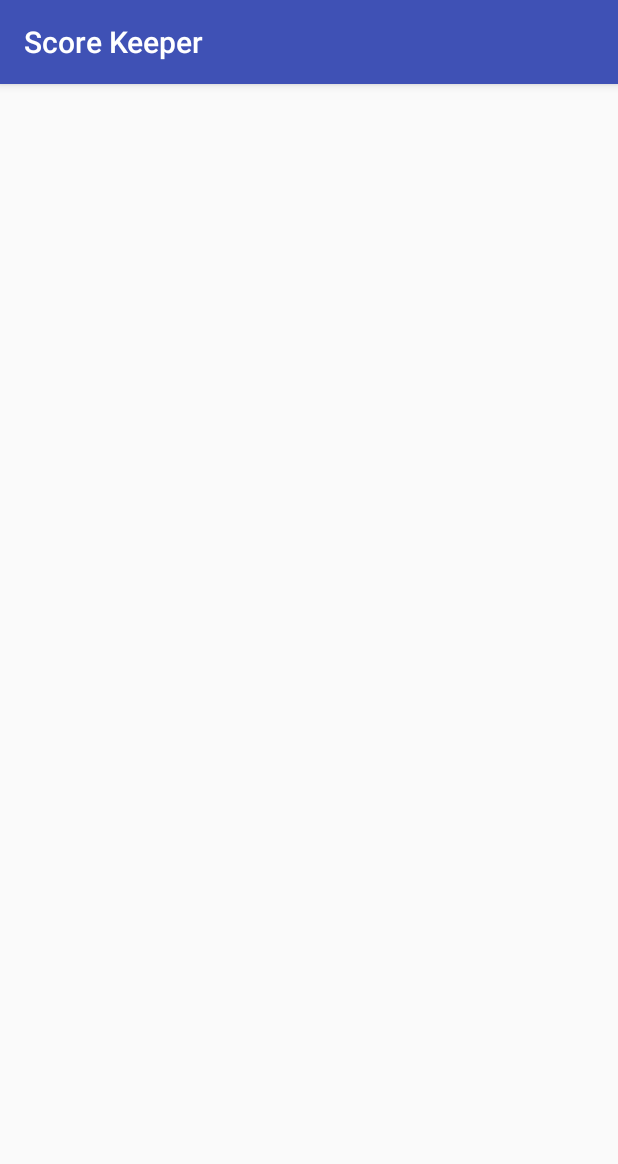
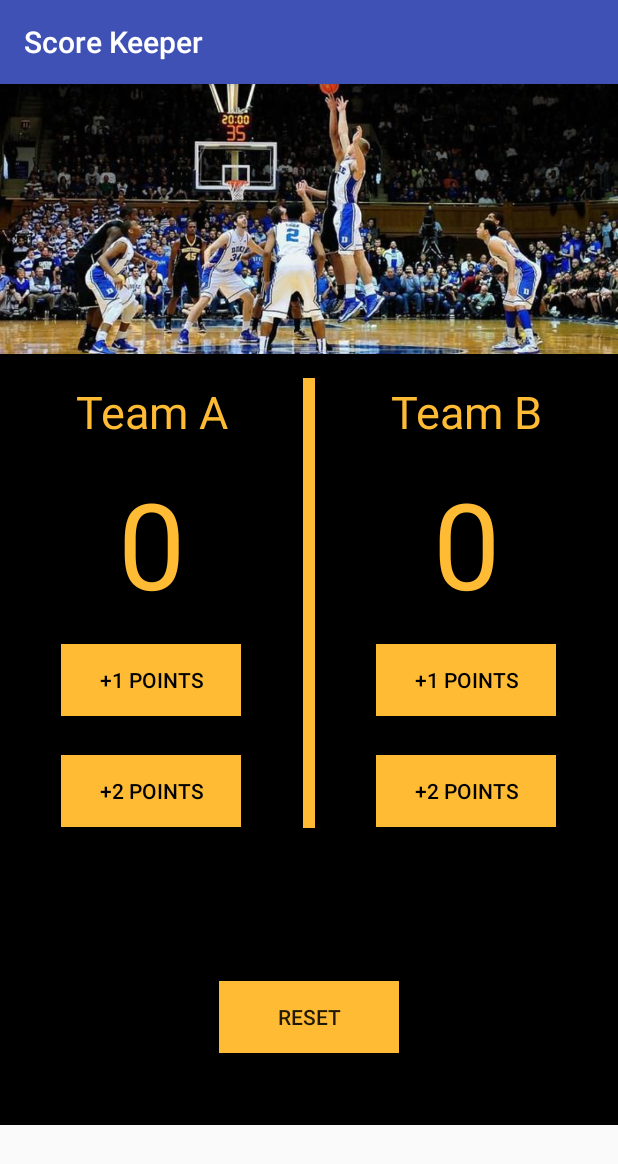
Before and after one commit to tarsbirsingh/ScoreKeeper, an Android app: the screen it shows after launch (MainActivity), on a phone screen of 412 x 824 dp. Shown: the top 1164 px of the screen. Run offline under Robolectric (Android 15) with nearby library versions, the phone set to English and light mode, and no system bars.

Commit message:
Finish work of

```diff
--- a/app/src/main/res/layout/activity_main.xml
+++ b/app/src/main/res/layout/activity_main.xml
@@ -7,14 +7,14 @@
     <LinearLayout
         android:layout_width="match_parent"
         android:layout_height="wrap_content"
-        android:orientation="vertical"
-        android:background="@android:color/black">
+        android:background="@android:color/black"
+        android:orientation="vertical">
         <ImageView
             android:layout_width="match_parent"
             android:layout_height="@dimen/one_eight_zero_dp"
+            android:layout_marginTop="@dimen/zero_dp"
             android:contentDescription="@string/image"
             android:scaleType="centerCrop"
-            android:layout_marginTop="@dimen/zero_dp"
             android:src="@drawable/basketball1" />
 
     <LinearLayout
@@ -29,12 +29,10 @@
             android:layout_weight="1"
             android:orientation="vertical">
 
-
-
             <TextView
                 android:layout_width="match_parent"
                 android:layout_height="wrap_content"
-                android:layout_marginTop="18dp"
+                android:layout_marginTop="@dimen/one_eight_dp"
                 android:fontFamily="sans-serif"
                 android:gravity="center"
                 android:text="@string/team_a"
@@ -45,38 +43,38 @@
                 android:id="@+id/team_a_score"
                 android:layout_width="match_parent"
                 android:layout_height="wrap_content"
-                android:layout_marginTop="14dp"
+                android:layout_marginTop="@dimen/one_four_dp"
                 android:fontFamily="sans-serif"
                 android:gravity="center"
                 android:text="@string/zero"
                 android:textColor="@android:color/holo_orange_light"
-                android:textSize="80sp" />
+                android:textSize="@dimen/eight_zero_Sp" />
 
             <Button
-                android:layout_width="120dp"
+                android:layout_width="@dimen/one_two_zero_dp"
                 android:layout_height="wrap_content"
                 android:layout_gravity="center"
-                android:layout_marginTop="14dp"
+                android:layout_marginTop="@dimen/one_four_dp"
                 android:background="@android:color/holo_orange_light"
+                android:onClick="addOneForTeamA"
                 android:text="@string/one_point"
-                android:textColor="@android:color/black"
-                android:onClick="addOneForTeamA"/>
+                android:textColor="@android:color/black"/>
 
             <Button
-                android:layout_width="120dp"
+                android:layout_width="@dimen/one_two_zero_dp"
                 android:layout_height="wrap_content"
                 android:layout_gravity="center"
-                android:layout_marginTop="26dp"
+                android:layout_marginTop="@dimen/two_six_dp"
                 android:background="@android:color/holo_orange_light"
+                android:onClick="addTwoForTeamA"
                 android:text="@string/two_point"
-                android:onClick="addTwoForTeamA"
                 android:textColor="@android:color/black" />
         </LinearLayout>
         <View
-            android:layout_width="8dp"
-            android:layout_height="300dp"
-            android:layout_marginTop="16dp"
-            android:layout_marginBottom="14dp"
+            android:layout_width="@dimen/eight_dp"
+            android:layout_height="@dimen/three_zero_zero_dp"
+            android:layout_marginBottom="@dimen/one_four_dp"
+            android:layout_marginTop="@dimen/one_six_dp"
             android:background="@android:color/holo_orange_light"/>
         <LinearLayout
             android:layout_width="@dimen/zero_dp"
@@ -88,7 +86,7 @@
             <TextView
                 android:layout_width="match_parent"
                 android:layout_height="wrap_content"
-                android:layout_marginTop="18dp"
+                android:layout_marginTop="@dimen/one_eight_dp"
                 android:fontFamily="sans-serif"
                 android:gravity="center"
                 android:text="@string/team_b"
@@ -98,40 +96,40 @@
                 android:id="@+id/team_b_score"
                 android:layout_width="match_parent"
                 android:layout_height="wrap_content"
-                android:layout_marginTop="14dp"
+                android:layout_marginTop="@dimen/one_four_dp"
                 android:fontFamily="sans-serif"
                 android:gravity="center"
                 android:text="@string/zero"
                 android:textColor="@android:color/holo_orange_light"
-                android:textSize="80sp" />
+                android:textSize="@dimen/eight_zero_Sp" />
             <Button
-                android:layout_width="120dp"
+                android:layout_width="@dimen/one_two_zero_dp"
                 android:layout_height="wrap_content"
                 android:layout_gravity="center"
-                android:layout_marginTop="14dp"
+                android:layout_marginTop="@dimen/one_four_dp"
                 android:background="@android:color/holo_orange_light"
+                android:onClick="addOneForTeamB"
                 android:text="@string/one_point"
-                android:onClick="addOneForTeamB"
                 android:textColor="@android:color/black" />
             <Button
-                android:layout_width="120dp"
+                android:layout_width="@dimen/one_two_zero_dp"
                 android:layout_height="wrap_content"
                 android:layout_gravity="center"
-                android:layout_marginTop="26dp"
+                android:layout_marginTop="@dimen/two_six_dp"
                 android:background="@android:color/holo_orange_light"
+                android:onClick="addTwoForTeamB"
                 android:text="@string/two_point"
-                android:onClick="addTwoForTeamB"
                 android:textColor="@android:color/black" />
         </LinearLayout>
     </LinearLayout>
         <Button
-            android:layout_width="120dp"
+            android:layout_width="@dimen/one_two_zero_dp"
             android:layout_height="wrap_content"
-            android:text="@string/reset"
+            android:layout_gravity="center"
+            android:layout_marginBottom="@dimen/four_eight_dp"
+            android:layout_marginTop="@dimen/four_eight_dp"
             android:background="@android:color/holo_orange_light"
-            android:layout_gravity="center"
-            android:layout_marginTop="48dp"
-            android:layout_marginBottom="48dp"
-            android:onClick="resetScore"/>
+            android:onClick="resetScore"
+            android:text="@string/reset"/>
     </LinearLayout>
 </ScrollView>
--- a/app/src/main/res/values/dimens.xml
+++ b/app/src/main/res/values/dimens.xml
@@ -1,9 +1,17 @@
 <?xml version="1.0" encoding="utf-8"?>
 <resources>
+    <dimen name="thirty_Sp">30sp</dimen>
     <dimen name="fifty_Sp">50sp</dimen>
-    <dimen name="thirty_Sp">30sp</dimen>
-    <dimen name="one_eight_zero_dp">180</dimen>
+    <dimen name="eight_zero_Sp">80sp</dimen>
     <dimen name="zero_dp">0dp</dimen>
-    <dimen name="three_seven_zero_dp">370</dimen>
+    <dimen name="eight_dp">8dp</dimen>
+    <dimen name="one_four_dp">14dp</dimen>
+    <dimen name="one_six_dp">16dp</dimen>
     <dimen name="one_eight_dp">18dp</dimen>
+    <dimen name="two_six_dp">26dp</dimen>
+    <dimen name="four_eight_dp">48dp</dimen>
+    <dimen name="one_two_zero_dp">120dp</dimen>
+    <dimen name="one_eight_zero_dp">180dp</dimen>
+    <dimen name="three_zero_zero_dp">300dp</dimen>
+    <dimen name="three_seven_zero_dp">370dp</dimen>
 </resources>
```
Also changed, not shown: app/src/main/res/drawable/gam.jpg (deleted).
